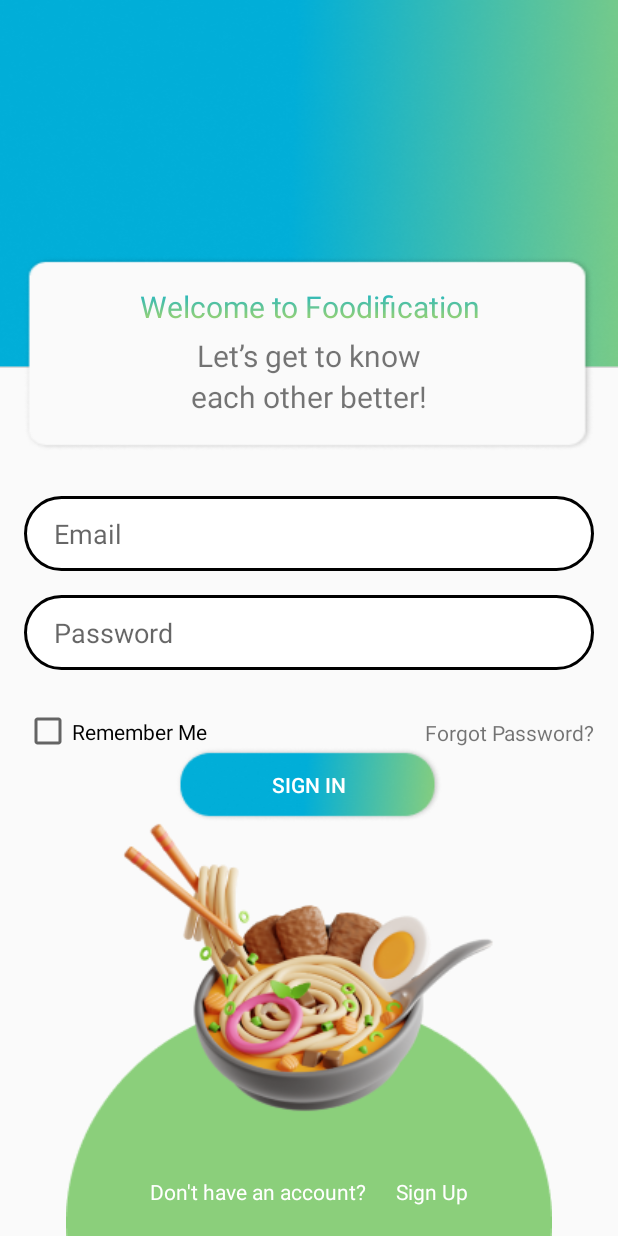
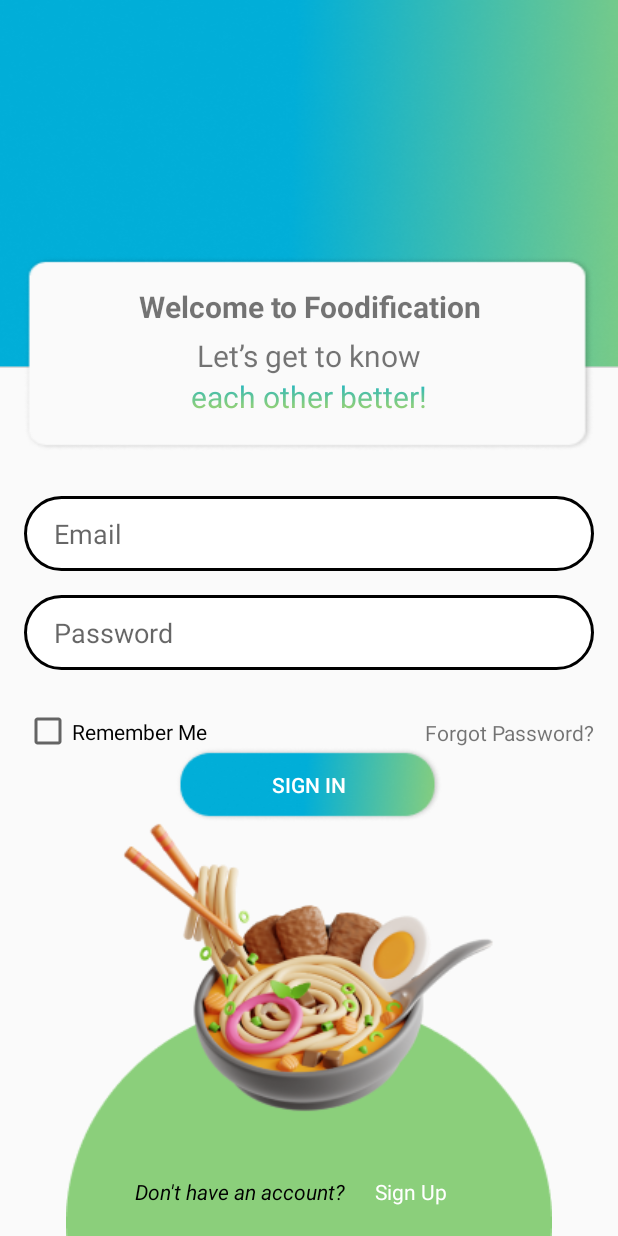
Before and after one commit to hunainadhi/Foodification-app, an Android app: the screen it shows after launch (FirstActivity), on a phone screen of 412 x 824 dp. Run offline under Robolectric (Android 15) with nearby library versions, the phone set to English and light mode, and no system bars; our stand-ins replace Firebase (no records; nobody signed in at launch, a user with empty details on screens opened directly).

Commit message:
Updated UI for Sign In and Sign Up

```diff
--- a/app/src/main/java/com/example/foodification/FirstActivity.java
+++ b/app/src/main/java/com/example/foodification/FirstActivity.java
@@ -11,6 +11,7 @@
 public class FirstActivity extends AppCompatActivity {
 
     private TextView toggleFragmentButton;
+    private TextView toggleFragmentText;
 
     @Override
     protected void onCreate(Bundle savedInstanceState) {
@@ -18,7 +19,7 @@
         setContentView(R.layout.activity_first);
 
         toggleFragmentButton = findViewById(R.id.toggleFragmentButton);
-
+        toggleFragmentText = findViewById(R.id.toggleFragmentText);
         if (savedInstanceState == null) {
             // Show the SignIn by default
             SignIn signInFragment = new SignIn();
@@ -34,6 +35,7 @@
                         SignUp signUpFragment = new SignUp();
                         replaceFragment(signUpFragment);
                         toggleFragmentButton.setText("Sign In");
+                        toggleFragmentText.setText("Already have an account?");
                     } else {
                         SignIn signInFragment = new SignIn();
                         replaceFragment(signInFragment);
--- a/app/src/main/java/com/example/foodification/SignIn.java
+++ b/app/src/main/java/com/example/foodification/SignIn.java
@@ -52,6 +52,7 @@
         signInButton = view.findViewById(R.id.buttonSignIn);
         forgotPasswordTextView = view.findViewById(R.id.textForgotPassword);
         TextView yourTextView = view.findViewById(R.id.textView);
+        TextView yourSubTextView = view.findViewById(R.id.subTextView1);
         rememberMeCheckBox = view.findViewById(R.id.checkboxRememberMe);
         loadRememberMeData();
 
@@ -62,6 +63,8 @@
         // Create a SpannableString with a gradient
         String text = yourTextView.getText().toString();
         SpannableString spannable = new SpannableString(text);
+        String subText = yourSubTextView.getText().toString();
+        SpannableString subSpannable = new SpannableString(subText);
 
         // Apply the gradient color to the text
         LinearGradient linearGradient = new LinearGradient(0, 0, 0, yourTextView.getTextSize(), startColor, endColor, Shader.TileMode.CLAMP);
@@ -74,9 +77,11 @@
         };
 
         spannable.setSpan(gradientColorSpan, 0, text.length(), Spannable.SPAN_EXCLUSIVE_EXCLUSIVE);
+        subSpannable.setSpan(gradientColorSpan, 0, subText.length(), Spannable.SPAN_EXCLUSIVE_EXCLUSIVE);
 
         // Set the SpannableString to the TextView
-        yourTextView.setText(spannable);
+        //yourTextView.setText(spannable);
+        yourSubTextView.setText(subSpannable);
 
 
         signInButton.setOnClickListener(new View.OnClickListener() {
--- a/app/src/main/res/layout/activity_first.xml
+++ b/app/src/main/res/layout/activity_first.xml
@@ -27,8 +27,9 @@
         android:layout_height="wrap_content"
         android:layout_alignParentBottom="true"
         android:layout_marginTop="16dp"
-        android:layout_marginLeft="100dp"
-        android:textColor="@color/white"
+        android:layout_marginLeft="90dp"
+        android:textColor="@color/black"
+        android:textStyle="italic"
         android:paddingBottom="20dp"
         android:text="Don't have an account?" />
     <TextView
--- a/app/src/main/res/layout/fragment_sign_in.xml
+++ b/app/src/main/res/layout/fragment_sign_in.xml
@@ -29,6 +29,7 @@
             android:paddingBottom="5dp"
             android:layout_height="wrap_content"
             android:text="Welcome to Foodification"
+            android:textStyle="bold"
             android:textAlignment="center"
             android:textSize="20sp" />
             <TextView
--- a/app/src/main/res/layout/fragment_sign_up.xml
+++ b/app/src/main/res/layout/fragment_sign_up.xml
@@ -31,6 +31,7 @@
                 android:paddingTop="20dp"
                 android:paddingBottom="5dp"
                 android:text="Welcome to Foodification"
+                android:textStyle="bold"
                 android:textAlignment="center"
                 android:textSize="20sp" />
 
```
